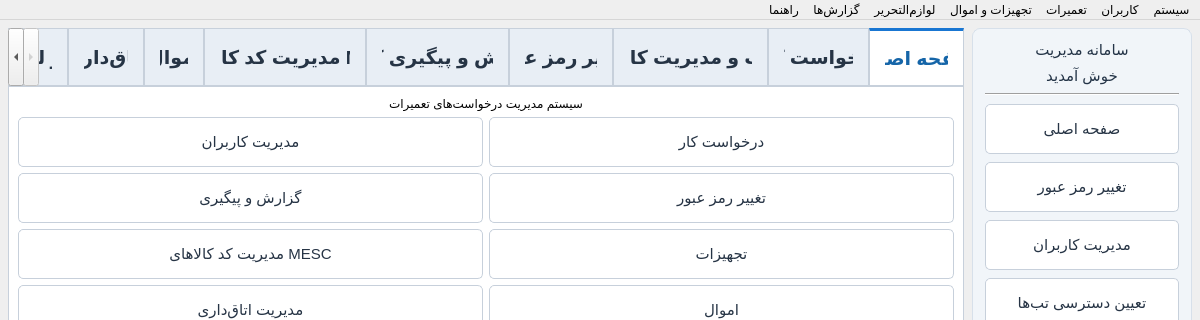
This is main.ui in sadradelkhah-web/MyPythonProject as Qt 5 draws it before an edit; both pictures show x 0 to 1200 and y 0 to 320 of the 1200 by 950 pixel window. The edited form follows.
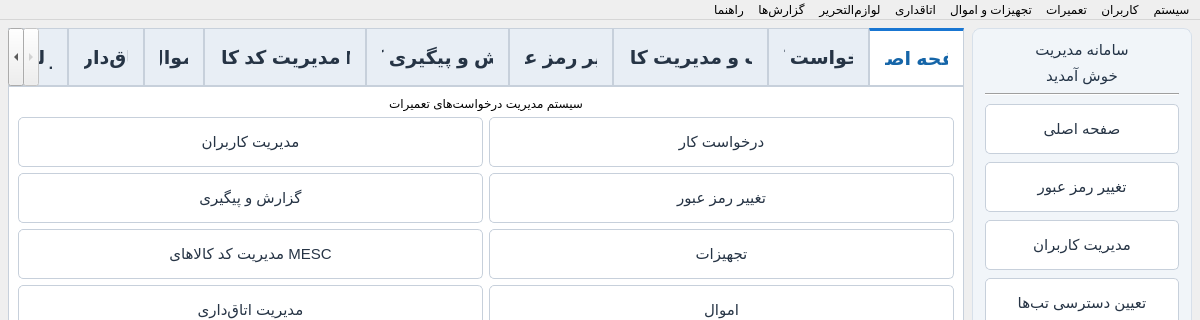
This is the edited form.

Commit message: Add guesthouse menu to visible menu bar

Patch:
```diff
--- a/main.ui
+++ b/main.ui
@@ -3409,6 +3409,7 @@
    <addaction name="menuUsers" />
    <addaction name="menuRepairs" />
    <addaction name="menuEquipment" />
+   <addaction name="menuHotel" />
    <addaction name="menuStationery" />
    <addaction name="menuReports" />
    <addaction name="menuHelp" />
```
